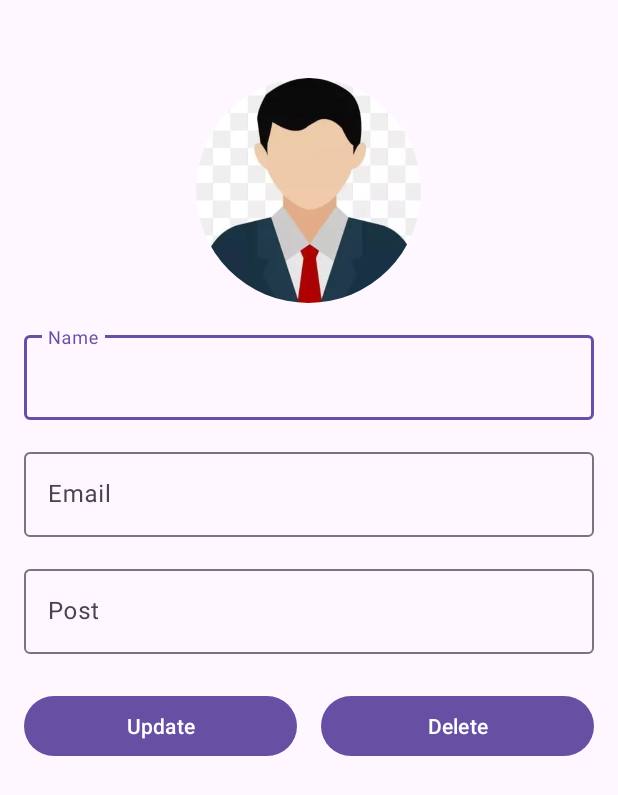
After one commit to dnyandip55/AndroidAdminApp, an Android app: the layout activity_update_teacher.xml on its own in the app's theme, with its tools: preview values and no code run, on a phone screen of 412 x 824 dp. The commit adds this screen. Shown: the top 795 px of the screen. Run offline under Robolectric (Android 15) with nearby library versions, the phone set to English and light mode, and no system bars.

Commit message:
Update Info Button

```diff
--- a/app/src/main/AndroidManifest.xml
+++ b/app/src/main/AndroidManifest.xml
@@ -16,6 +16,9 @@
         android:supportsRtl="true"
         android:theme="@style/Theme.AdminApp"
         tools:targetApi="31">
+        <activity
+            android:name=".faculty.UpdateTeacherActivity"
+            android:exported="false" />
         <activity
             android:name=".faculty.AddTeachers"
             android:exported="false" />
--- /dev/null
+++ b/app/src/main/res/layout/activity_update_teacher.xml
@@ -0,0 +1,84 @@
+<?xml version="1.0" encoding="utf-8"?>
+<LinearLayout xmlns:android="http://schemas.android.com/apk/res/android"
+    xmlns:app="http://schemas.android.com/apk/res-auto"
+    xmlns:tools="http://schemas.android.com/tools"
+    android:layout_width="match_parent"
+    android:layout_height="match_parent"
+    android:orientation="vertical"
+    android:padding="16dp"
+    tools:context=".faculty.UpdateTeacherActivity">
+
+    <de.hdodenhof.circleimageview.CircleImageView
+        android:layout_width="150dp"
+        android:layout_height="150dp"
+        android:id="@+id/updateTeacherImage"
+        android:layout_gravity="center_horizontal"
+        android:src="@drawable/avtar"
+        android:layout_marginTop="36dp"/>
+
+    <com.google.android.material.textfield.TextInputLayout
+        android:layout_width="match_parent"
+        android:layout_height="wrap_content"
+        style="@style/ThemeOverlay.Material3.AutoCompleteTextView.OutlinedBox"
+        android:layout_marginTop="16dp">
+
+        <com.google.android.material.textfield.TextInputEditText
+            android:layout_width="match_parent"
+            android:layout_height="wrap_content"
+            android:hint="Name"
+            android:inputType="text"
+            android:id="@+id/updateTeacherName"/>
+    </com.google.android.material.textfield.TextInputLayout>
+    <com.google.android.material.textfield.TextInputLayout
+        android:layout_width="match_parent"
+        android:layout_height="wrap_content"
+        style="@style/ThemeOverlay.Material3.AutoCompleteTextView.OutlinedBox"
+        android:layout_marginTop="16dp">
+
+        <com.google.android.material.textfield.TextInputEditText
+            android:layout_width="match_parent"
+            android:layout_height="wrap_content"
+            android:hint="Email"
+            android:inputType="textEmailAddress"
+            android:id="@+id/updateTeacherEmail"/>
+    </com.google.android.material.textfield.TextInputLayout>
+    <com.google.android.material.textfield.TextInputLayout
+        android:layout_width="match_parent"
+        android:layout_height="wrap_content"
+        style="@style/ThemeOverlay.Material3.AutoCompleteTextView.OutlinedBox"
+        android:layout_marginTop="16dp">
+
+        <com.google.android.material.textfield.TextInputEditText
+            android:layout_width="match_parent"
+            android:layout_height="wrap_content"
+            android:hint="Post"
+            android:inputType="text"
+            android:id="@+id/updateTeacherPost"/>
+    </com.google.android.material.textfield.TextInputLayout>
+
+    <LinearLayout
+        android:layout_width="match_parent"
+        android:layout_height="wrap_content"
+        android:weightSum="2"
+        android:orientation="horizontal"
+        android:layout_marginTop="24dp">
+
+        <com.google.android.material.button.MaterialButton
+            android:id="@+id/updateTeacherBtn"
+            android:layout_width="0dp"
+            android:layout_height="wrap_content"
+            android:layout_marginRight="8dp"
+            android:layout_weight="1"
+            android:text="Update" />
+
+        <com.google.android.material.button.MaterialButton
+            android:layout_width="0dp"
+            android:layout_height="wrap_content"
+            android:layout_weight="1"
+            android:text="Delete"
+            android:textAllCaps="false"
+            android:layout_marginLeft="8dp"
+            android:id="@+id/deleteTeacherBtn"/>
+    </LinearLayout>
+
+</LinearLayout>
```
Also changed, not shown: app/src/main/java/com/example/adminapp/faculty/TeacherAdapter.java (+24 -19 lines), app/src/main/java/com/example/adminapp/faculty/UpdateFaculty.java (+4 -5 lines), app/src/main/java/com/example/adminapp/faculty/UpdateTeacherActivity.java (added, +222 -0 lines), app/src/main/res/layout/faculty_item_layout.xml (+17 -28 lines).
